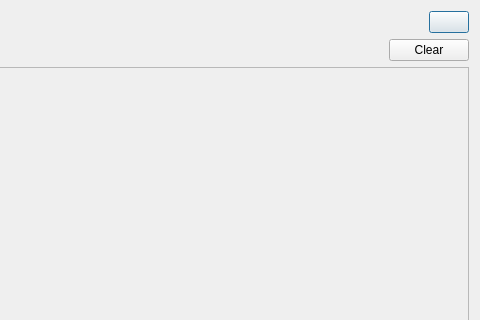
Above: src/Gui/History/GUI_History.ui from Inferno214221/sayonara-player before the change; both pictures show x 734 to 1214 and y 0 to 320 of the 1214 by 816 pixel window. Below: the same form after it.
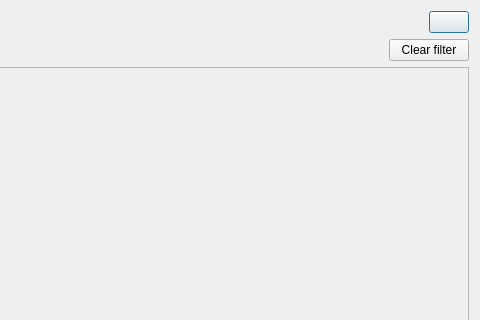
That is the form after the change. Custom widgets are drawn as their Qt base class.

Commit message: session clearing in UI

```diff
--- a/src/Gui/History/GUI_History.ui
+++ b/src/Gui/History/GUI_History.ui
@@ -156,7 +156,7 @@
          <item>
           <widget class="QPushButton" name="btnClear">
            <property name="text">
-            <string notr="true">Clear</string>
+                                                <string notr="true">Clear filter</string>
            </property>
           </widget>
          </item>
```
Lines whose indentation alone changed are shown as unchanged. The commit also changes 2 other files.
